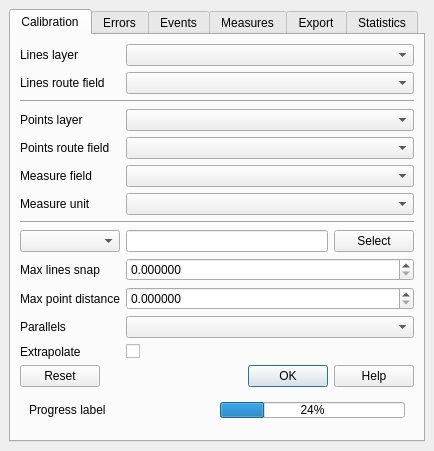
Before: the Qt Designer form lrs/ui_lrsdockwidget.ui in blazek/lrs, drawn with Qt 5.
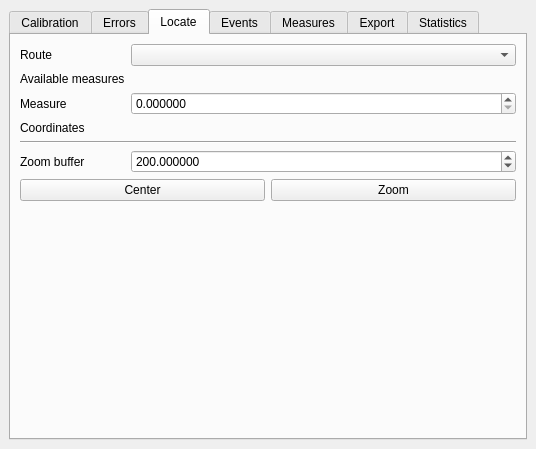
After: the same form once the commit is applied. The open tabs and pages were chosen to show the change.

Commit message: locate event initial work

```diff
--- a/lrs/ui_lrsdockwidget.ui
+++ b/lrs/ui_lrsdockwidget.ui
@@ -6,8 +6,8 @@
    <rect>
     <x>0</x>
     <y>0</y>
-    <width>434</width>
-    <height>451</height>
+    <width>536</width>
+    <height>444</height>
    </rect>
   </property>
   <property name="windowTitle">
@@ -383,6 +383,155 @@
         </item>
        </layout>
       </widget>
+      <widget class="QWidget" name="locateTab">
+       <attribute name="title">
+        <string>Locate</string>
+       </attribute>
+       <layout class="QVBoxLayout" name="verticalLayout_8">
+        <item>
+         <layout class="QGridLayout" name="gridLayout_3">
+          <item row="4" column="0" colspan="2">
+           <widget class="Line" name="line_6">
+            <property name="orientation">
+             <enum>Qt::Horizontal</enum>
+            </property>
+           </widget>
+          </item>
+          <item row="0" column="0">
+           <widget class="QLabel" name="locateRouteLabel">
+            <property name="text">
+             <string>Route</string>
+            </property>
+           </widget>
+          </item>
+          <item row="2" column="0">
+           <widget class="QLabel" name="locateMeasureLabel">
+            <property name="text">
+             <string>Measure</string>
+            </property>
+           </widget>
+          </item>
+          <item row="0" column="1">
+           <widget class="QComboBox" name="locateRouteCombo">
+            <property name="sizePolicy">
+             <sizepolicy hsizetype="Expanding" vsizetype="Fixed">
+              <horstretch>0</horstretch>
+              <verstretch>0</verstretch>
+             </sizepolicy>
+            </property>
+           </widget>
+          </item>
+          <item row="3" column="0">
+           <widget class="QLabel" name="locateCoordinatesLabel">
+            <property name="text">
+             <string>Coordinates</string>
+            </property>
+           </widget>
+          </item>
+          <item row="3" column="1">
+           <widget class="QLabel" name="locateCoordinates">
+            <property name="text">
+             <string>&lt;coordinates&gt;</string>
+            </property>
+            <property name="textInteractionFlags">
+             <set>Qt::LinksAccessibleByMouse|Qt::TextSelectableByMouse</set>
+            </property>
+           </widget>
+          </item>
+          <item row="5" column="0">
+           <widget class="QLabel" name="locateBufferLabel">
+            <property name="toolTip">
+             <string>Buffer around event in map units used for zoom.</string>
+            </property>
+            <property name="text">
+             <string>Zoom buffer</string>
+            </property>
+           </widget>
+          </item>
+          <item row="5" column="1">
+           <widget class="QDoubleSpinBox" name="locateBufferSpin">
+            <property name="toolTip">
+             <string>Buffer around event in map units used for zoom.</string>
+            </property>
+            <property name="decimals">
+             <number>6</number>
+            </property>
+            <property name="maximum">
+             <double>1000000.000000000000000</double>
+            </property>
+            <property name="singleStep">
+             <double>50.000000000000000</double>
+            </property>
+            <property name="value">
+             <double>200.000000000000000</double>
+            </property>
+           </widget>
+          </item>
+          <item row="1" column="0">
+           <widget class="QLabel" name="locateRangesLabel">
+            <property name="text">
+             <string>Available measures</string>
+            </property>
+           </widget>
+          </item>
+          <item row="1" column="1">
+           <widget class="QLabel" name="locateRanges">
+            <property name="text">
+             <string>&lt;measures&gt;</string>
+            </property>
+            <property name="wordWrap">
+             <bool>true</bool>
+            </property>
+           </widget>
+          </item>
+          <item row="2" column="1">
+           <widget class="QDoubleSpinBox" name="locateMeasureSpin">
+            <property name="decimals">
+             <number>6</number>
+            </property>
+            <property name="maximum">
+             <double>1000000.000000000000000</double>
+            </property>
+            <property name="singleStep">
+             <double>1.000000000000000</double>
+            </property>
+           </widget>
+          </item>
+         </layout>
+        </item>
+        <item>
+         <layout class="QHBoxLayout" name="horizontalLayout_5">
+          <item>
+           <widget class="QPushButton" name="locateCenterButton">
+            <property name="text">
+             <string>Center</string>
+            </property>
+           </widget>
+          </item>
+          <item>
+           <widget class="QPushButton" name="locateZoomButton">
+            <property name="text">
+             <string>Zoom</string>
+            </property>
+           </widget>
+          </item>
+         </layout>
+        </item>
+        <item>
+         <spacer name="verticalSpacer_5">
+          <property name="orientation">
+           <enum>Qt::Vertical</enum>
+          </property>
+          <property name="sizeHint" stdset="0">
+           <size>
+            <width>20</width>
+            <height>218</height>
+           </size>
+          </property>
+         </spacer>
+        </item>
+       </layout>
+      </widget>
       <widget class="QWidget" name="eventsTab">
        <attribute name="title">
         <string>Events</string>
```
The commit also changes 4 other files.
